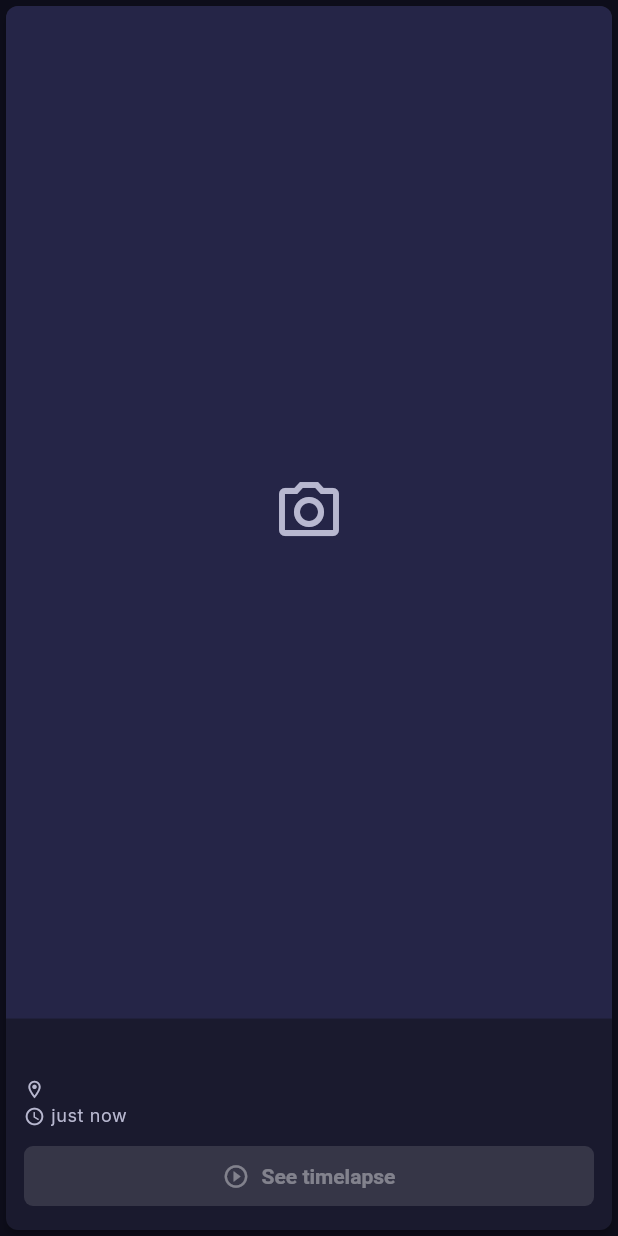
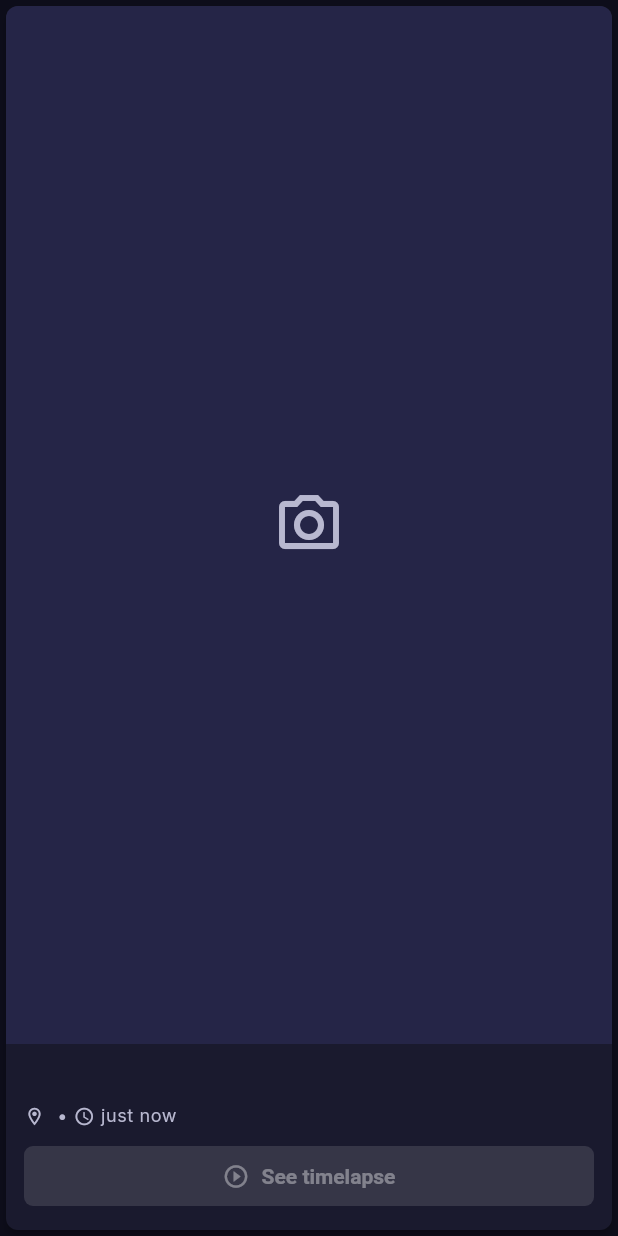
Before and after one commit to ekstremedia/vesteraalen-timelapse-app, a Flutter app: the CameraCard widget shown alone on an empty page, opened directly with empty values, on a phone screen of 412 x 824 dp. Run offline on Flutter 3.47's test engine with Material 3 defaults, Android fonts, the phone set to English and light mode, and no system bars; our stand-ins replace cached_network_image, dio, flutter_dotenv, flutter_riverpod, google_fonts, package_info_plus and 2 more; accounts and stored records are empty; network calls fail.

Commit message:
Improve camera card layout and aspect ratios
- Combine location and time info into single line
- Adjust card aspect ratios for better image display
- Reduce grid padding and spacing for tighter layout
- Bump version to 1.6.1

🤖 Generated with [Claude Code](https://claude.com/claude-code)

Co-Authored-By: Claude Opus 4.5 <noreply@anthropic.com>

```diff
--- a/lib/features/cameras/widgets/camera_card.dart
+++ b/lib/features/cameras/widgets/camera_card.dart
@@ -107,7 +107,7 @@ class _CameraCardState extends State<CameraCard>
 
                 const SizedBox(height: AppSpacing.xs),
 
-                // Location or video count
+                // Location/video count and time ago in one row
                 Row(
                   children: [
                     Icon(
@@ -118,7 +118,7 @@ class _CameraCardState extends State<CameraCard>
                       color: theme.colorScheme.onSurfaceVariant,
                     ),
                     const SizedBox(width: AppSpacing.xs),
-                    Expanded(
+                    Flexible(
                       child: Text(
                         camera.location ?? l10n.videoCount(camera.videoCount),
                         style: theme.textTheme.bodySmall?.copyWith(
@@ -128,15 +128,18 @@ class _CameraCardState extends State<CameraCard>
                         overflow: TextOverflow.ellipsis,
                       ),
                     ),
-                  ],
+                    if (camera.currentImageUpdatedAt != null) ...[
+                      Padding(
+                        padding: const EdgeInsets.symmetric(
+                          horizontal: AppSpacing.xs,
                         ),
-
-                // Image updated time with animated clock icon
-                if (camera.currentImageUpdatedAt != null)
-                  Padding(
-                    padding: const EdgeInsets.only(top: 2),
-                    child: Row(
-                      children: [
+                        child: Text(
+                          '•',
+                          style: theme.textTheme.bodySmall?.copyWith(
+                            color: theme.colorScheme.onSurfaceVariant,
+                          ),
+                        ),
+                      ),
                       AnimatedBuilder(
                         animation: _flashController,
                         builder: (context, child) {
@@ -158,15 +161,13 @@ class _CameraCardState extends State<CameraCard>
                       ),
                       const SizedBox(width: AppSpacing.xs),
                       Text(
-                          l10n.formatRelativeTime(
-                            camera.currentImageUpdatedAt!,
-                          ),
+                        l10n.formatRelativeTime(camera.currentImageUpdatedAt!),
                         style: theme.textTheme.bodySmall?.copyWith(
                           color: theme.colorScheme.onSurfaceVariant,
                         ),
                       ),
                     ],
-                    ),
+                  ],
                 ),
 
                 const SizedBox(height: AppSpacing.sm),
--- a/pubspec.yaml
+++ b/pubspec.yaml
@@ -2,7 +2,7 @@ name: vesteraalen_timelapse
 description: "Live camera images and timelapses from Northern Norway"
 publish_to: 'none'
 
-version: 1.6.0+1
+version: 1.6.1+1
 
 environment:
   sdk: ^3.8.0
```
Also changed, not shown: lib/features/cameras/pages/cameras_list_page.dart (+11 -8 lines). Lines whose indentation alone changed are shown as unchanged.
